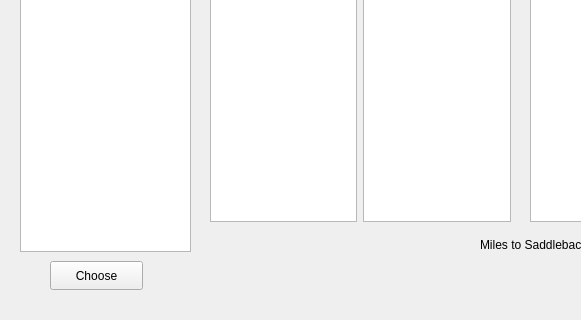
The window that FFF_Project_1/mainwindow.ui (EPaz0/Project-1-Fast-Food-Fantasy) describes before a commit, drawn with Qt 5; both pictures show x 0 to 581 and y 228 to 548 of the 862 by 548 pixel window.
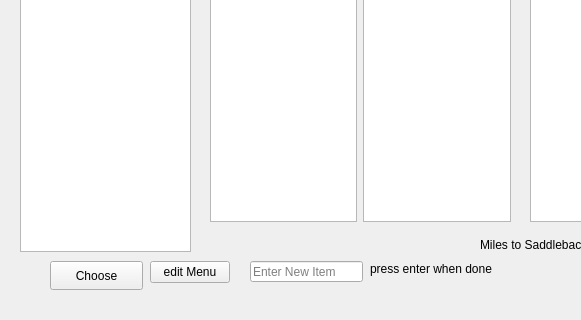
The same window after the commit.

Patch:
```diff
--- a/FFF_Project_1/mainwindow.ui
+++ b/FFF_Project_1/mainwindow.ui
@@ -94,7 +94,7 @@
      <string>Choose</string>
     </property>
    </widget>
-   <widget class="QWidget" name="">
+   <widget class="QWidget" name="layoutWidget">
     <property name="geometry">
      <rect>
       <x>210</x>
@@ -123,7 +123,7 @@
      </item>
     </layout>
    </widget>
-   <widget class="QWidget" name="">
+   <widget class="QWidget" name="layoutWidget">
     <property name="geometry">
      <rect>
       <x>530</x>
@@ -152,6 +152,45 @@
      </item>
     </layout>
    </widget>
+   <widget class="QPushButton" name="editMenu">
+    <property name="geometry">
+     <rect>
+      <x>150</x>
+      <y>470</y>
+      <width>80</width>
+      <height>22</height>
+     </rect>
+    </property>
+    <property name="text">
+     <string>edit Menu</string>
+    </property>
+   </widget>
+   <widget class="QLineEdit" name="editMenuInput">
+    <property name="geometry">
+     <rect>
+      <x>250</x>
+      <y>470</y>
+      <width>113</width>
+      <height>21</height>
+     </rect>
+    </property>
+    <property name="placeholderText">
+     <string>Enter New Item</string>
+    </property>
+   </widget>
+   <widget class="QLabel" name="editMenuLabel">
+    <property name="geometry">
+     <rect>
+      <x>370</x>
+      <y>470</y>
+      <width>131</width>
+      <height>16</height>
+     </rect>
+    </property>
+    <property name="text">
+     <string>press enter when done</string>
+    </property>
+   </widget>
   </widget>
   <widget class="QMenuBar" name="menubar">
    <property name="geometry">
```
Left out of the diff: 2 changed lines with no effect on the pictures.
